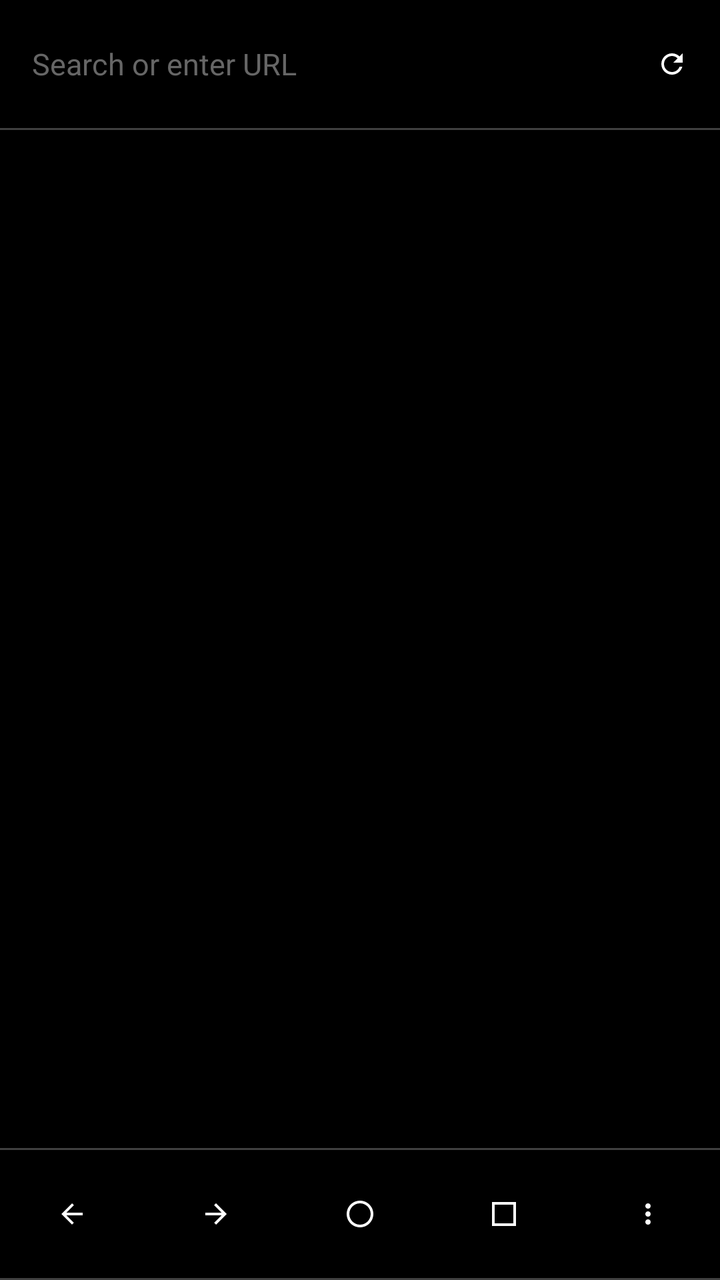
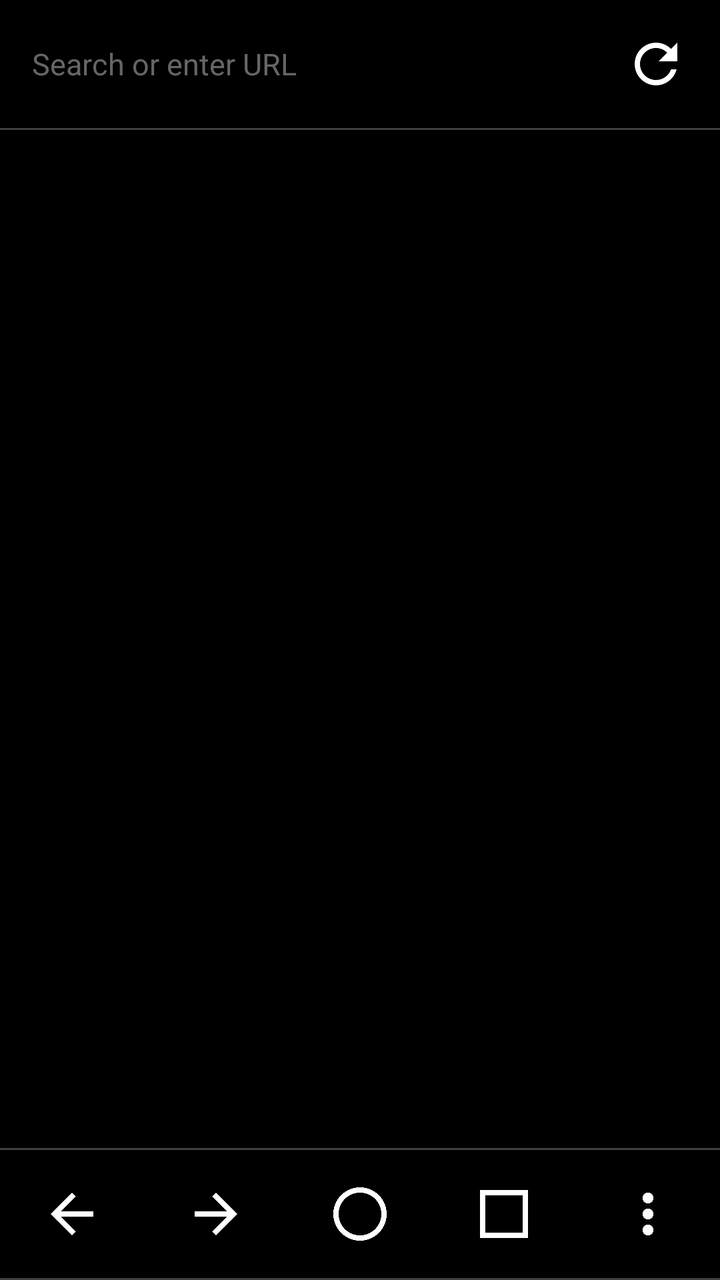

The first picture is an Android layout as it rendered before a commit; the second is the same layout after the commit. The layout source and the unified diff follow.
<!-- AndroidManifest.xml: application theme Theme.GeckoBrowser -->
<!-- res/layout/activity_main.xml -->
<?xml version="1.0" encoding="utf-8"?>
<LinearLayout xmlns:android="http://schemas.android.com/apk/res/android"
    android:layout_width="match_parent"
    android:layout_height="match_parent"
    android:orientation="vertical"
    android:background="@color/bg">

    <LinearLayout
        android:layout_width="match_parent"
        android:layout_height="64dp"
        android:orientation="horizontal"
        android:gravity="center_vertical">

        <EditText
            android:id="@+id/urlBar"
            android:layout_width="0dp"
            android:layout_height="match_parent"
            android:layout_weight="1"
            android:background="@android:color/transparent"
            android:hint="@string/hint_search"
            android:textColorHint="@color/text_hint"
            android:textColor="@color/text_primary"
            android:textSize="15sp"
            android:singleLine="true"
            android:imeOptions="actionGo"
            android:inputType="textUri"
            android:paddingHorizontal="16dp" />

        <ImageView
            android:id="@+id/btnRefreshCancel"
            android:layout_width="16dp"
            android:layout_height="16dp"
            android:layout_marginEnd="16dp"
            android:src="@drawable/ic_refresh"
            android:background="?android:attr/selectableItemBackgroundBorderless"
            android:contentDescription="@string/btn_refresh" />
    </LinearLayout>

    <View
        android:layout_width="match_parent"
        android:layout_height="1dp"
        android:background="@color/divider" />

    <FrameLayout
        android:id="@+id/webViewContainer"
        android:layout_width="match_parent"
        android:layout_height="0dp"
        android:layout_weight="1" />

    <View
        android:layout_width="match_parent"
        android:layout_height="1dp"
        android:background="@color/divider" />

    <LinearLayout
        android:layout_width="match_parent"
        android:layout_height="64dp"
        android:orientation="horizontal"
        android:gravity="center">

        <ImageView
            android:id="@+id/btnBack"
            android:layout_width="16dp"
            android:layout_height="16dp"
            android:layout_weight="1"
            android:src="@drawable/ic_back"
            android:background="?android:attr/selectableItemBackgroundBorderless"
            android:contentDescription="@string/btn_back" />

        <ImageView
            android:id="@+id/btnForward"
            android:layout_width="16dp"
            android:layout_height="16dp"
            android:layout_weight="1"
            android:src="@drawable/ic_forward"
            android:background="?android:attr/selectableItemBackgroundBorderless"
            android:contentDescription="@string/btn_forward" />

        <ImageView
            android:id="@+id/btnHome"
            android:layout_width="16dp"
            android:layout_height="16dp"
            android:layout_weight="1"
            android:src="@drawable/ic_home"
            android:background="?android:attr/selectableItemBackgroundBorderless"
            android:contentDescription="@string/btn_home" />

        <ImageView
            android:id="@+id/btnTabs"
            android:layout_width="16dp"
            android:layout_height="16dp"
            android:layout_weight="1"
            android:src="@drawable/ic_tabs"
            android:background="?android:attr/selectableItemBackgroundBorderless"
            android:contentDescription="@string/btn_tabs" />

        <ImageView
            android:id="@+id/btnMore"
            android:layout_width="16dp"
            android:layout_height="16dp"
            android:layout_weight="1"
            android:src="@drawable/ic_more"
            android:background="?android:attr/selectableItemBackgroundBorderless"
            android:contentDescription="@string/btn_more" />
    </LinearLayout>

    <View
        android:layout_width="match_parent"
        android:layout_height="1dp"
        android:background="@color/divider" />
</LinearLayout>
<!-- resources referenced by this layout -->
<resources>
  <color name="bg">@android:color/black</color>
  <color name="divider">#80808080</color>
  <color name="text_hint">#FF666666</color>
  <color name="text_primary">@android:color/white</color>
  <!-- drawable ic_back (drawable) -->
  <vector xmlns:android="http://schemas.android.com/apk/res/android"
      android:width="16dp"
      android:height="16dp"
      android:viewportWidth="24"
      android:viewportHeight="24">
      <path
          android:fillColor="#FFFFFF"
          android:pathData="M20,11H7.83l5.59,-5.59L12,4l-8,8 8,8 1.41,-1.41L7.83,13H20v-2z"/>
  </vector>
  <!-- drawable ic_forward (drawable) -->
  <vector xmlns:android="http://schemas.android.com/apk/res/android"
      android:width="16dp"
      android:height="16dp"
      android:viewportWidth="24"
      android:viewportHeight="24">
      <path
          android:fillColor="#FFFFFF"
          android:pathData="M12,4l-1.41,1.41L16.17,11H4v2h12.17l-5.58,5.59L12,20l8,-8z"/>
  </vector>
  <!-- drawable ic_home (drawable) -->
  <vector xmlns:android="http://schemas.android.com/apk/res/android"
      android:width="16dp"
      android:height="16dp"
      android:viewportWidth="24"
      android:viewportHeight="24">
      <path
          android:fillColor="#FFFFFF"
          android:pathData="M12,2C6.48,2 2,6.48 2,12s4.48,10 10,10 10,-4.48 10,-10S17.52,2 12,2zM12,20c-4.42,0 -8,-3.58 -8,-8s3.58,-8 8,-8 8,3.58 8,8 -3.58,8 -8,8z"/>
  </vector>
  <!-- drawable ic_more (drawable) -->
  <vector xmlns:android="http://schemas.android.com/apk/res/android"
      android:width="16dp"
      android:height="16dp"
      android:viewportWidth="24"
      android:viewportHeight="24">
      <path
          android:fillColor="#FFFFFF"
          android:pathData="M12,8c1.1,0 2,-0.9 2,-2s-0.9,-2 -2,-2 -2,0.9 -2,2 0.9,2 2,2zM12,10c-1.1,0 -2,0.9 -2,2s0.9,2 2,2 2,-0.9 2,-2 -0.9,-2 -2,-2zM12,16c-1.1,0 -2,0.9 -2,2s0.9,2 2,2 2,-0.9 2,-2 -0.9,-2 -2,-2z"/>
  </vector>
  <!-- drawable ic_refresh (drawable) -->
  <vector xmlns:android="http://schemas.android.com/apk/res/android"
      android:width="16dp"
      android:height="16dp"
      android:viewportWidth="24"
      android:viewportHeight="24">
      <path
          android:fillColor="#FFFFFF"
          android:pathData="M17.65,6.35C16.2,4.9 14.21,4 12,4c-4.42,0 -7.99,3.58 -7.99,8s3.57,8 7.99,8c3.73,0 6.84,-2.55 7.73,-6h-2.08c-0.82,2.33 -3.04,4 -5.65,4 -3.31,0 -6,-2.69 -6,-6s2.69,-6 6,-6c1.66,0 3.14,0.69 4.22,1.78L13,11h7V4l-2.35,2.35z"/>
  </vector>
  <!-- drawable ic_tabs (drawable) -->
  <vector xmlns:android="http://schemas.android.com/apk/res/android"
      android:width="16dp"
      android:height="16dp"
      android:viewportWidth="24"
      android:viewportHeight="24">
      <path
          android:fillColor="#FFFFFF"
          android:pathData="M3,3h18v18H3V3zM5,5v14h14V5H5z"/>
  </vector>
  <string name="btn_back">Back</string>
  <string name="btn_forward">Forward</string>
  <string name="btn_home">Home</string>
  <string name="btn_more">More</string>
  <string name="btn_refresh">Refresh</string>
  <string name="btn_tabs">Tabs</string>
  <string name="hint_search">Search or enter URL</string>
  <style name="Theme.GeckoBrowser" parent="Theme.AppCompat.NoActionBar">
          <item name="android:windowNoTitle">true</item>
          <item name="android:windowFullscreen">false</item>
          <item name="android:statusBarColor">@android:color/black</item>
          <item name="android:navigationBarColor">@android:color/black</item>
          <item name="android:windowBackground">@color/bg</item>
      </style>
</resources>

<!-- the commit's change to res/layout/activity_main.xml (unified diff, before → after) -->
@@ -28,8 +28,8 @@
 
         <ImageView
             android:id="@+id/btnRefreshCancel"
-            android:layout_width="16dp"
-            android:layout_height="16dp"
+            android:layout_width="32dp"
+            android:layout_height="32dp"
             android:layout_marginEnd="16dp"
             android:src="@drawable/ic_refresh"
             android:background="?android:attr/selectableItemBackgroundBorderless"
@@ -60,8 +60,8 @@
 
         <ImageView
             android:id="@+id/btnBack"
-            android:layout_width="16dp"
-            android:layout_height="16dp"
+            android:layout_width="32dp"
+            android:layout_height="32dp"
             android:layout_weight="1"
             android:src="@drawable/ic_back"
             android:background="?android:attr/selectableItemBackgroundBorderless"
@@ -69,8 +69,8 @@
 
         <ImageView
             android:id="@+id/btnForward"
-            android:layout_width="16dp"
-            android:layout_height="16dp"
+            android:layout_width="32dp"
+            android:layout_height="32dp"
             android:layout_weight="1"
             android:src="@drawable/ic_forward"
             android:background="?android:attr/selectableItemBackgroundBorderless"
@@ -78,8 +78,8 @@
 
         <ImageView
             android:id="@+id/btnHome"
-            android:layout_width="16dp"
-            android:layout_height="16dp"
+            android:layout_width="32dp"
+            android:layout_height="32dp"
             android:layout_weight="1"
             android:src="@drawable/ic_home"
             android:background="?android:attr/selectableItemBackgroundBorderless"
@@ -87,8 +87,8 @@
 
         <ImageView
             android:id="@+id/btnTabs"
-            android:layout_width="16dp"
-            android:layout_height="16dp"
+            android:layout_width="32dp"
+            android:layout_height="32dp"
             android:layout_weight="1"
             android:src="@drawable/ic_tabs"
             android:background="?android:attr/selectableItemBackgroundBorderless"
@@ -96,8 +96,8 @@
 
         <ImageView
             android:id="@+id/btnMore"
-            android:layout_width="16dp"
-            android:layout_height="16dp"
+            android:layout_width="32dp"
+            android:layout_height="32dp"
             android:layout_weight="1"
             android:src="@drawable/ic_more"
             android:background="?android:attr/selectableItemBackgroundBorderless"
